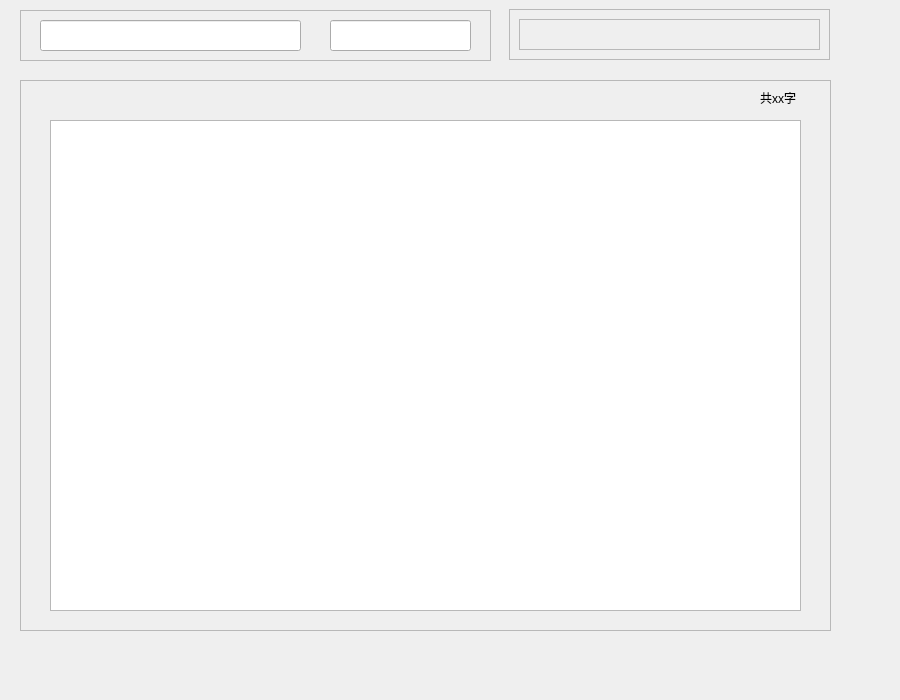
Qt form mainWindow/ui/resource/memo.ui (tingyuPP/Smart-Memo) before a commit.
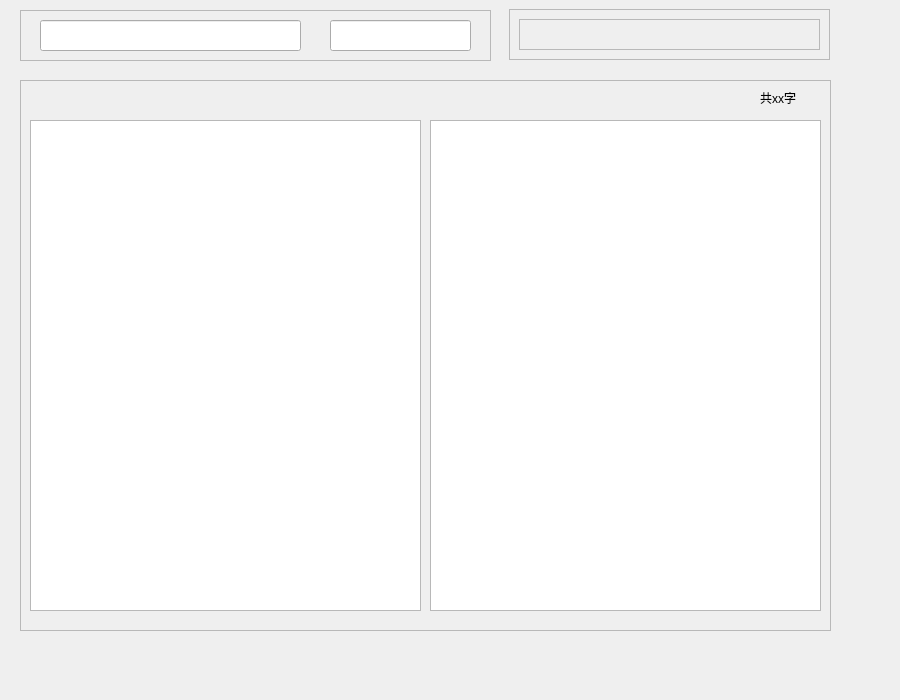
The same form after that commit. Custom widgets are drawn as their Qt base class.

Commit message: 流式布局

```diff
--- a/mainWindow/ui/resource/memo.ui
+++ b/mainWindow/ui/resource/memo.ui
@@ -31,9 +31,9 @@
    <widget class="TextEdit" name="textEdit">
     <property name="geometry">
      <rect>
-      <x>30</x>
+      <x>10</x>
       <y>40</y>
-      <width>751</width>
+      <width>391</width>
       <height>491</height>
      </rect>
     </property>
@@ -51,6 +51,16 @@
      <string>共xx字</string>
     </property>
    </widget>
+   <widget class="TextBrowser" name="textBrowser">
+    <property name="geometry">
+     <rect>
+      <x>410</x>
+      <y>40</y>
+      <width>391</width>
+      <height>491</height>
+     </rect>
+    </property>
+   </widget>
   </widget>
   <widget class="CardWidget" name="frame_3">
    <property name="geometry">
@@ -154,6 +164,11 @@
    <extends>QLabel</extends>
    <header>qfluentwidgets</header>
   </customwidget>
+  <customwidget>
+   <class>TextBrowser</class>
+   <extends>QTextBrowser</extends>
+   <header>qfluentwidgets</header>
+  </customwidget>
  </customwidgets>
  <resources/>
  <connections/>
```
The commit also changes 5 other files.
